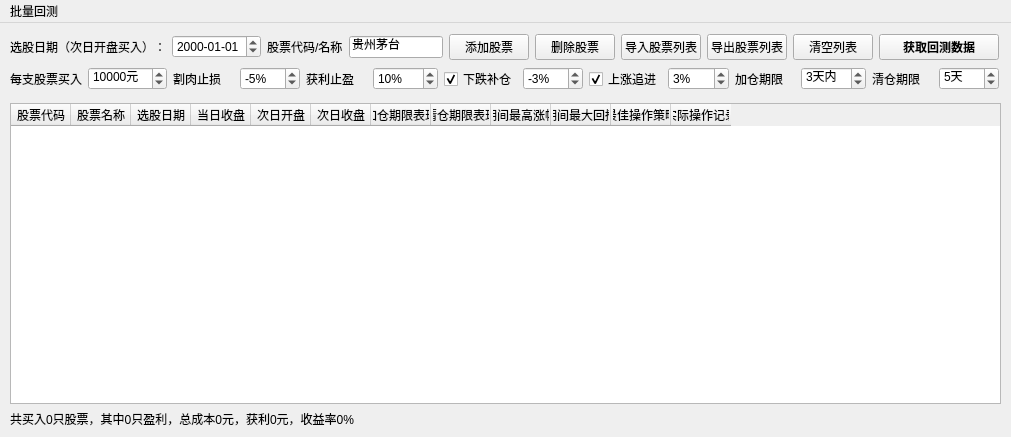
First picture: the form in QtDesign/SelectedPerformance.ui, repository victor647/QuantumStockTrade, before the edit.
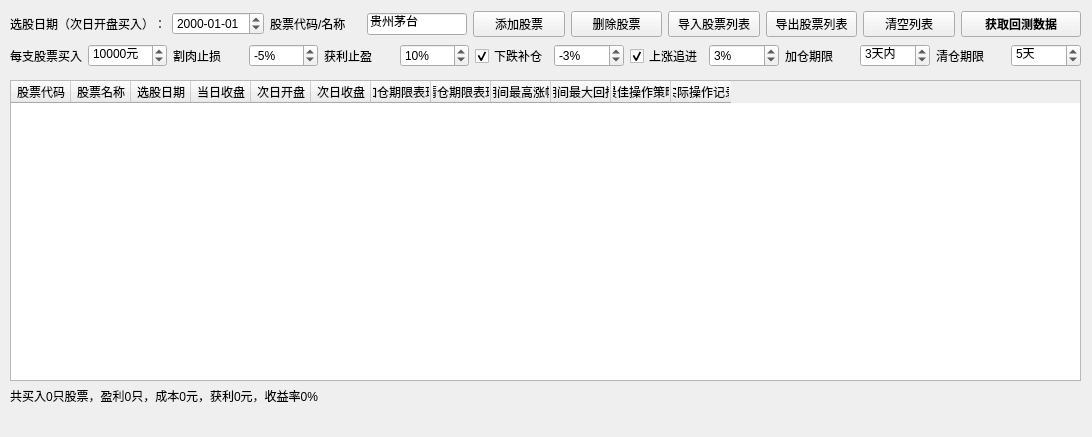
Second picture: the form after the edit.

The edit to the form file:
```diff
--- a/QtDesign/SelectedPerformance.ui
+++ b/QtDesign/SelectedPerformance.ui
@@ -6,7 +6,7 @@
    <rect>
     <x>0</x>
     <y>0</y>
-    <width>1011</width>
+    <width>1092</width>
     <height>437</height>
    </rect>
   </property>
@@ -19,7 +19,7 @@
      <rect>
       <x>10</x>
       <y>80</y>
-      <width>991</width>
+      <width>1071</width>
       <height>301</height>
      </rect>
     </property>
@@ -112,7 +112,7 @@
      </font>
     </property>
     <property name="text">
-     <string>共买入0只股票，其中0只盈利，总成本0元，获利0元，收益率0%</string>
+     <string>共买入0只股票，盈利0只，成本0元，获利0元，收益率0%</string>
     </property>
    </widget>
    <widget class="QWidget" name="layoutWidget">
@@ -120,7 +120,7 @@
      <rect>
       <x>10</x>
       <y>10</y>
-      <width>989</width>
+      <width>1071</width>
       <height>60</height>
      </rect>
     </property>
@@ -536,17 +536,10 @@
     <rect>
      <x>0</x>
      <y>0</y>
-     <width>1011</width>
-     <height>22</height>
+     <width>1092</width>
+     <height>23</height>
     </rect>
    </property>
-   <widget class="QMenu" name="menu">
-    <property name="title">
-     <string>批量回测</string>
-    </property>
-    <addaction name="actAutoTest"/>
-   </widget>
-   <addaction name="menu"/>
   </widget>
   <action name="actHoldersStatus">
    <property name="text">
```
Left out of the diff: 33 changed lines with no effect on the pictures.
